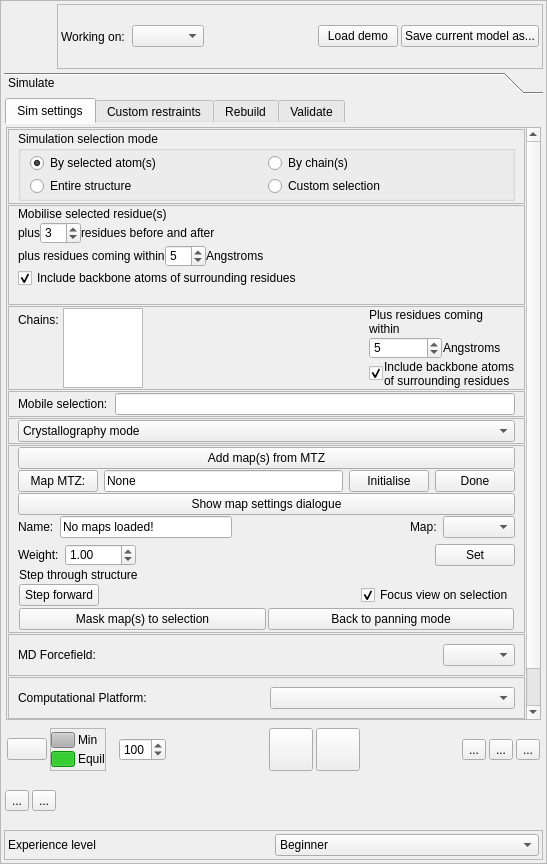
tristanic/isolde, file isolde/src/IsoldeFrame.ui: the form before one commit.
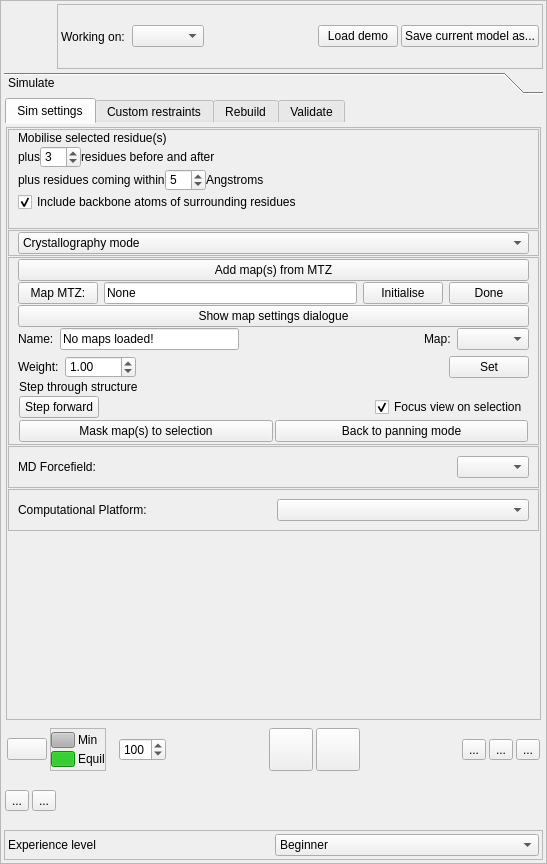
The form after the commit. The open tabs and pages were chosen to show the change. Icons and pictures are not drawn.

Commit message: Simplified GUI to single selection mode.

```diff
--- a/isolde/src/IsoldeFrame.ui
+++ b/isolde/src/IsoldeFrame.ui
@@ -283,8 +283,8 @@
                  <rect>
                   <x>0</x>
                   <y>0</y>
-                  <width>518</width>
-                  <height>760</height>
+                  <width>531</width>
+                  <height>567</height>
                  </rect>
                 </property>
                 <layout class="QVBoxLayout" name="verticalLayout_8" stretch="0,0,0,0,0,0,0,0,0">
@@ -303,109 +303,6 @@
                  <property name="bottomMargin">
                   <number>1</number>
                  </property>
-                 <item>
-                  <widget class="QFrame" name="_sim_basic_selection_mode_frame">
-                   <property name="sizePolicy">
-                    <sizepolicy hsizetype="Preferred" vsizetype="Fixed">
-                     <horstretch>0</horstretch>
-                     <verstretch>0</verstretch>
-                    </sizepolicy>
-                   </property>
-                   <property name="minimumSize">
-                    <size>
-                     <width>0</width>
-                     <height>75</height>
-                    </size>
-                   </property>
-                   <property name="maximumSize">
-                    <size>
-                     <width>16777215</width>
-                     <height>75</height>
-                    </size>
-                   </property>
-                   <property name="frameShape">
-                    <enum>QFrame::StyledPanel</enum>
-                   </property>
-                   <property name="frameShadow">
-                    <enum>QFrame::Raised</enum>
-                   </property>
-                   <layout class="QGridLayout" name="gridLayout_2">
-                    <property name="topMargin">
-                     <number>1</number>
-                    </property>
-                    <property name="bottomMargin">
-                     <number>1</number>
-                    </property>
-                    <item row="1" column="0">
-                     <widget class="QGroupBox" name="_sim_basic_selection_mode_group_box">
-                      <property name="sizePolicy">
-                       <sizepolicy hsizetype="Preferred" vsizetype="Preferred">
-                        <horstretch>0</horstretch>
-                        <verstretch>0</verstretch>
-                       </sizepolicy>
-                      </property>
-                      <property name="minimumSize">
-                       <size>
-                        <width>0</width>
-                        <height>60</height>
-                       </size>
-                      </property>
-                      <property name="maximumSize">
-                       <size>
-                        <width>16777215</width>
-                        <height>70</height>
-                       </size>
-                      </property>
-                      <property name="title">
-                       <string>Simulation selection mode</string>
-                      </property>
-                      <layout class="QGridLayout" name="gridLayout_3">
-                       <property name="topMargin">
-                        <number>1</number>
-                       </property>
-                       <property name="bottomMargin">
-                        <number>1</number>
-                       </property>
-                       <property name="spacing">
-                        <number>2</number>
-                       </property>
-                       <item row="0" column="0">
-                        <widget class="QRadioButton" name="_sim_basic_by_selected_atoms_button">
-                         <property name="text">
-                          <string>By selected atom(s)</string>
-                         </property>
-                         <property name="checked">
-                          <bool>true</bool>
-                         </property>
-                        </widget>
-                       </item>
-                       <item row="0" column="1">
-                        <widget class="QRadioButton" name="_sim_basic_by_chain_button">
-                         <property name="text">
-                          <string>By chain(s)</string>
-                         </property>
-                        </widget>
-                       </item>
-                       <item row="1" column="0">
-                        <widget class="QRadioButton" name="_sim_basic_whole_structure_button">
-                         <property name="text">
-                          <string>Entire structure</string>
-                         </property>
-                        </widget>
-                       </item>
-                       <item row="1" column="1">
-                        <widget class="QRadioButton" name="_sim_basic_custom_selection_button">
-                         <property name="text">
-                          <string>Custom selection</string>
-                         </property>
-                        </widget>
-                       </item>
-                      </layout>
-                     </widget>
-                    </item>
-                   </layout>
-                  </widget>
-                 </item>
                  <item>
                   <widget class="QFrame" name="_sim_basic_mobile_selection_frame">
                    <property name="sizePolicy">
@@ -512,173 +409,6 @@
                    </layout>
                   </widget>
                  </item>
-                 <item>
-                  <widget class="QFrame" name="_sim_basic_mobile_by_chain_frame">
-                   <property name="sizePolicy">
-                    <sizepolicy hsizetype="Preferred" vsizetype="Fixed">
-                     <horstretch>0</horstretch>
-                     <verstretch>0</verstretch>
-                    </sizepolicy>
-                   </property>
-                   <property name="maximumSize">
-                    <size>
-                     <width>16777215</width>
-                     <height>16777215</height>
-                    </size>
-                   </property>
-                   <property name="frameShape">
-                    <enum>QFrame::StyledPanel</enum>
-                   </property>
-                   <property name="frameShadow">
-                    <enum>QFrame::Raised</enum>
-                   </property>
-                   <layout class="QHBoxLayout" name="horizontalLayout_14">
-                    <property name="spacing">
-                     <number>1</number>
-                    </property>
-                    <property name="topMargin">
-                     <number>1</number>
-                    </property>
-                    <property name="bottomMargin">
-                     <number>1</number>
-                    </property>
-                    <item>
-                     <layout class="QFormLayout" name="formLayout_2">
-                      <item row="0" column="0">
-                       <widget class="QLabel" name="label_8">
-                        <property name="text">
-                         <string>Chains: </string>
-                        </property>
-                       </widget>
-                      </item>
-                      <item row="0" column="1">
-                       <widget class="QListWidget" name="_sim_basic_mobile_chains_list_box">
-                        <property name="minimumSize">
-                         <size>
-                          <width>80</width>
-                          <height>80</height>
-                         </size>
-                        </property>
-                        <property name="maximumSize">
-                         <size>
-                          <width>60</width>
-                          <height>50</height>
-                         </size>
-                        </property>
-                        <property name="selectionMode">
-                         <enum>QAbstractItemView::ExtendedSelection</enum>
-                        </property>
-                       </widget>
-                      </item>
-                     </layout>
-                    </item>
-                    <item>
-                     <spacer name="horizontalSpacer_4">
-                      <property name="orientation">
-                       <enum>Qt::Horizontal</enum>
-                      </property>
-                      <property name="sizeHint" stdset="0">
-                       <size>
-                        <width>40</width>
-                        <height>20</height>
-                       </size>
-                      </property>
-                     </spacer>
-                    </item>
-                    <item>
-                     <layout class="QVBoxLayout" name="verticalLayout_10">
-                      <item>
-                       <layout class="QVBoxLayout" name="verticalLayout_9">
-                        <item>
-                         <widget class="QLabel" name="_sim_basic_mobile_chains_surrounds_label1">
-                          <property name="text">
-                           <string>Plus residues coming within</string>
-                          </property>
-                          <property name="wordWrap">
-                           <bool>true</bool>
-                          </property>
-                         </widget>
-                        </item>
-                        <item>
-                         <layout class="QHBoxLayout" name="horizontalLayout_6">
-                          <item>
-                           <widget class="QSpinBox" name="_sim_basic_mobile_chains_within_spinbox">
-                            <property name="value">
-                             <number>5</number>
-                            </property>
-                           </widget>
-                          </item>
-                          <item>
-                           <widget class="QLabel" name="label_9">
-                            <property name="text">
-                             <string>Angstroms</string>
-                            </property>
-                           </widget>
-                          </item>
-                         </layout>
-                        </item>
-                       </layout>
-                      </item>
-                      <item>
-                       <layout class="QHBoxLayout" name="horizontalLayout_13">
-                        <item>
-                         <widget class="QCheckBox" name="_sim_basic_mobile_chain_backbone_checkbox">
-                          <property name="text">
-                           <string/>
-                          </property>
-                          <property name="checked">
-                           <bool>true</bool>
-                          </property>
-                         </widget>
-                        </item>
-                        <item>
-                         <widget class="QLabel" name="label_11">
-                          <property name="text">
-                           <string>Include backbone atoms of surrounding residues</string>
-                          </property>
-                          <property name="wordWrap">
-                           <bool>true</bool>
-                          </property>
-                         </widget>
-                        </item>
-                       </layout>
-                      </item>
-                     </layout>
-                    </item>
-                   </layout>
-                  </widget>
-                 </item>
-                 <item>
-                  <widget class="QFrame" name="_sim_basic_mobile_custom_frame">
-                   <property name="frameShape">
-                    <enum>QFrame::StyledPanel</enum>
-                   </property>
-                   <property name="frameShadow">
-                    <enum>QFrame::Raised</enum>
-                   </property>
-                   <layout class="QHBoxLayout" name="horizontalLayout_16">
-                    <property name="spacing">
-                     <number>1</number>
-                    </property>
-                    <property name="topMargin">
-                     <number>1</number>
-                    </property>
-                    <property name="bottomMargin">
-                     <number>1</number>
-                    </property>
-                    <item>
-                     <widget class="QLabel" name="label_7">
-                      <property name="text">
-                       <string>Mobile selection:  </string>
-                      </property>
-                     </widget>
-                    </item>
-                    <item>
-                     <widget class="QLineEdit" name="_sim_basic_mobile_custom_entry"/>
-                    </item>
-                   </layout>
-                  </widget>
-                 </item>
                  <item>
                   <widget class="QFrame" name="_sim_basic_mode_choice_frame">
                    <property name="sizePolicy">
```
Left out of the diff: 7 changed lines with no effect on the pictures. The commit also changes 2 other files.
